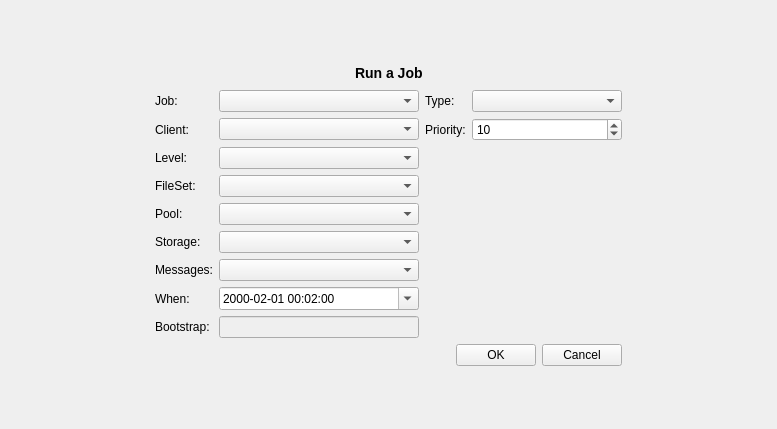
First picture: the form in bacula/src/qt-console/run/run.ui, repository rkorzeniewski/bacula, before the edit.
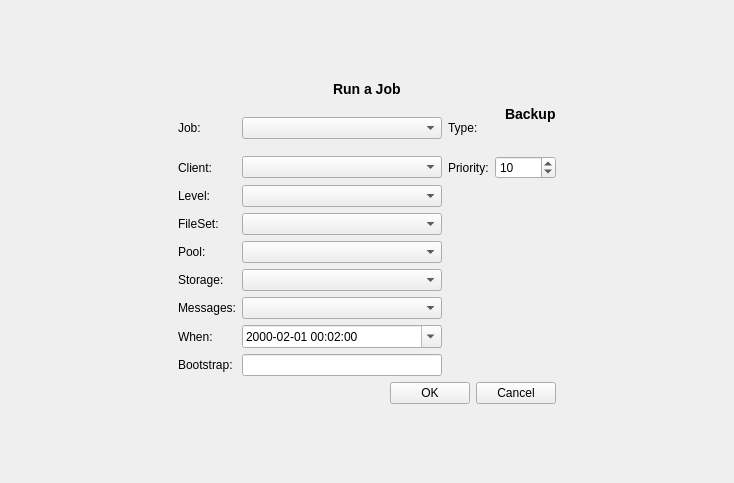
Second picture: the form after the edit.

Commit message: Default to never in overwrite in replace of runcmd. Fix of when and bootstrap entry boxes.  Still an issue with messages.

Diff of the .ui file:
```diff
--- a/bacula/src/qt-console/run/run.ui
+++ b/bacula/src/qt-console/run/run.ui
@@ -5,8 +5,8 @@
    <rect>
     <x>0</x>
     <y>0</y>
-    <width>777</width>
-    <height>429</height>
+    <width>734</width>
+    <height>483</height>
    </rect>
   </property>
   <property name="windowTitle" >
@@ -19,51 +19,6 @@
    <property name="spacing" >
     <number>6</number>
    </property>
-   <item row="1" column="2" >
-    <spacer>
-     <property name="orientation" >
-      <enum>Qt::Horizontal</enum>
-     </property>
-     <property name="sizeHint" >
-      <size>
-       <width>40</width>
-       <height>20</height>
-      </size>
-     </property>
-    </spacer>
-   </item>
-   <item row="0" column="1" >
-    <spacer>
-     <property name="orientation" >
-      <enum>Qt::Vertical</enum>
-     </property>
-     <property name="sizeType" >
-      <enum>QSizePolicy::Expanding</enum>
-     </property>
-     <property name="sizeHint" >
-      <size>
-       <width>351</width>
-       <height>16</height>
-      </size>
-     </property>
-    </spacer>
-   </item>
-   <item row="2" column="1" >
-    <spacer>
-     <property name="orientation" >
-      <enum>Qt::Vertical</enum>
-     </property>
-     <property name="sizeType" >
-      <enum>QSizePolicy::Expanding</enum>
-     </property>
-     <property name="sizeHint" >
-      <size>
-       <width>351</width>
-       <height>16</height>
-      </size>
-     </property>
-    </spacer>
-   </item>
    <item row="1" column="1" >
     <layout class="QGridLayout" >
      <property name="margin" >
@@ -72,7 +27,152 @@
      <property name="spacing" >
       <number>6</number>
      </property>
-     <item row="0" column="0" >
+     <item row="3" column="0" >
+      <widget class="QLabel" name="label_11" >
+       <property name="text" >
+        <string>Level:</string>
+       </property>
+       <property name="buddy" >
+        <cstring>levelCombo</cstring>
+       </property>
+      </widget>
+     </item>
+     <item row="5" column="1" >
+      <widget class="QComboBox" name="poolCombo" />
+     </item>
+     <item row="9" column="0" >
+      <widget class="QLabel" name="label_5" >
+       <property name="text" >
+        <string>Bootstrap:</string>
+       </property>
+       <property name="openExternalLinks" >
+        <bool>true</bool>
+       </property>
+       <property name="buddy" >
+        <cstring>bootstrap</cstring>
+       </property>
+      </widget>
+     </item>
+     <item row="4" column="1" >
+      <widget class="QComboBox" name="filesetCombo" />
+     </item>
+     <item row="9" column="1" >
+      <widget class="QLineEdit" name="bootstrap" >
+       <property name="enabled" >
+        <bool>true</bool>
+       </property>
+       <property name="minimumSize" >
+        <size>
+         <width>200</width>
+         <height>0</height>
+        </size>
+       </property>
+       <property name="readOnly" >
+        <bool>false</bool>
+       </property>
+      </widget>
+     </item>
+     <item row="6" column="1" >
+      <widget class="QComboBox" name="storageCombo" />
+     </item>
+     <item row="8" column="1" >
+      <widget class="QDateTimeEdit" name="dateTimeEdit" >
+       <property name="dateTime" >
+        <datetime>
+         <hour>0</hour>
+         <minute>2</minute>
+         <second>0</second>
+         <year>2000</year>
+         <month>1</month>
+         <day>1</day>
+        </datetime>
+       </property>
+       <property name="displayFormat" >
+        <string>yyyy-mm-dd hh:mm:ss</string>
+       </property>
+       <property name="calendarPopup" >
+        <bool>true</bool>
+       </property>
+      </widget>
+     </item>
+     <item row="1" column="0" >
+      <widget class="QLabel" name="label_6" >
+       <property name="text" >
+        <string>Job:</string>
+       </property>
+       <property name="buddy" >
+        <cstring>jobCombo</cstring>
+       </property>
+      </widget>
+     </item>
+     <item rowspan="6" row="3" column="3" >
+      <spacer>
+       <property name="orientation" >
+        <enum>Qt::Vertical</enum>
+       </property>
+       <property name="sizeHint" >
+        <size>
+         <width>56</width>
+         <height>151</height>
+        </size>
+       </property>
+      </spacer>
+     </item>
+     <item row="5" column="0" >
+      <widget class="QLabel" name="label_3" >
+       <property name="text" >
+        <string>Pool:</string>
+       </property>
+       <property name="buddy" >
+        <cstring>poolCombo</cstring>
+       </property>
+      </widget>
+     </item>
+     <item row="1" column="2" colspan="2" >
+      <layout class="QHBoxLayout" >
+       <property name="margin" >
+        <number>0</number>
+       </property>
+       <property name="spacing" >
+        <number>6</number>
+       </property>
+       <item>
+        <widget class="QLabel" name="label_7" >
+         <property name="text" >
+          <string>Type:</string>
+         </property>
+        </widget>
+       </item>
+       <item>
+        <widget class="QLabel" name="typeLabel" >
+         <property name="text" >
+          <string>&lt;h3>Backup&lt;h3/></string>
+         </property>
+        </widget>
+       </item>
+      </layout>
+     </item>
+     <item row="4" column="0" >
+      <widget class="QLabel" name="label_9" >
+       <property name="text" >
+        <string>FileSet:</string>
+       </property>
+       <property name="buddy" >
+        <cstring>filesetCombo</cstring>
+       </property>
+      </widget>
+     </item>
+     <item row="7" column="0" >
+      <widget class="QLabel" name="label_10" >
+       <property name="text" >
+        <string>Messages:</string>
+       </property>
+       <property name="buddy" >
+        <cstring>messagesCombo</cstring>
+       </property>
+      </widget>
+     </item>
+     <item row="0" column="0" colspan="4" >
       <layout class="QHBoxLayout" >
        <property name="margin" >
         <number>0</number>
@@ -121,231 +221,33 @@
        </item>
       </layout>
      </item>
-     <item row="1" column="0" >
-      <layout class="QGridLayout" >
-       <property name="margin" >
-        <number>0</number>
+     <item row="1" column="1" >
+      <widget class="QComboBox" name="jobCombo" />
+     </item>
+     <item row="2" column="2" >
+      <widget class="QLabel" name="label_4" >
+       <property name="text" >
+        <string>Priority:</string>
        </property>
-       <property name="spacing" >
-        <number>6</number>
+       <property name="buddy" >
+        <cstring>prioritySpin</cstring>
        </property>
-       <item row="0" column="2" >
-        <widget class="QLabel" name="label_7" >
-         <property name="text" >
-          <string>Type:</string>
-         </property>
-         <property name="buddy" >
-          <cstring>typeCombo</cstring>
-         </property>
-        </widget>
-       </item>
-       <item row="6" column="0" >
-        <widget class="QLabel" name="label_10" >
-         <property name="text" >
-          <string>Messages:</string>
-         </property>
-         <property name="buddy" >
-          <cstring>messagesCombo</cstring>
-         </property>
-        </widget>
-       </item>
-       <item rowspan="6" row="2" column="3" >
-        <spacer>
-         <property name="orientation" >
-          <enum>Qt::Vertical</enum>
-         </property>
-         <property name="sizeHint" >
-          <size>
-           <width>20</width>
-           <height>171</height>
-          </size>
-         </property>
-        </spacer>
-       </item>
-       <item row="5" column="1" >
-        <widget class="QComboBox" name="storageCombo" />
-       </item>
-       <item row="4" column="1" >
-        <widget class="QComboBox" name="poolCombo" />
-       </item>
-       <item row="7" column="0" >
-        <widget class="QLabel" name="label" >
-         <property name="text" >
-          <string>When:</string>
-         </property>
-         <property name="buddy" >
-          <cstring>dateTimeEdit</cstring>
-         </property>
-        </widget>
-       </item>
-       <item row="3" column="0" >
-        <widget class="QLabel" name="label_9" >
-         <property name="text" >
-          <string>FileSet:</string>
-         </property>
-         <property name="buddy" >
-          <cstring>filesetCombo</cstring>
-         </property>
-        </widget>
-       </item>
-       <item row="8" column="1" >
-        <widget class="QLineEdit" name="bootstrap" >
-         <property name="enabled" >
-          <bool>false</bool>
-         </property>
-         <property name="minimumSize" >
-          <size>
-           <width>200</width>
-           <height>0</height>
-          </size>
-         </property>
-         <property name="readOnly" >
-          <bool>false</bool>
-         </property>
-        </widget>
-       </item>
-       <item row="7" column="1" >
-        <widget class="QDateTimeEdit" name="dateTimeEdit" >
-         <property name="dateTime" >
-          <datetime>
-           <hour>0</hour>
-           <minute>2</minute>
-           <second>0</second>
-           <year>2000</year>
-           <month>1</month>
-           <day>1</day>
-          </datetime>
-         </property>
-         <property name="displayFormat" >
-          <string>yyyy-mm-dd hh:mm:ss</string>
-         </property>
-         <property name="calendarPopup" >
-          <bool>true</bool>
-         </property>
-        </widget>
-       </item>
-       <item row="1" column="3" >
-        <widget class="QSpinBox" name="prioritySpin" >
-         <property name="maximum" >
-          <number>10000</number>
-         </property>
-         <property name="minimum" >
-          <number>1</number>
-         </property>
-         <property name="value" >
-          <number>10</number>
-         </property>
-        </widget>
-       </item>
-       <item row="6" column="1" >
-        <widget class="QComboBox" name="messagesCombo" />
-       </item>
-       <item row="2" column="1" >
-        <widget class="QComboBox" name="levelCombo" />
-       </item>
-       <item row="3" column="1" >
-        <widget class="QComboBox" name="filesetCombo" />
-       </item>
-       <item row="4" column="0" >
-        <widget class="QLabel" name="label_3" >
-         <property name="text" >
-          <string>Pool:</string>
-         </property>
-         <property name="buddy" >
-          <cstring>poolCombo</cstring>
-         </property>
-        </widget>
-       </item>
-       <item row="8" column="0" >
-        <widget class="QLabel" name="label_5" >
-         <property name="text" >
-          <string>Bootstrap:</string>
-         </property>
-         <property name="openExternalLinks" >
-          <bool>true</bool>
-         </property>
-         <property name="buddy" >
-          <cstring>bootstrap</cstring>
-         </property>
-        </widget>
-       </item>
-       <item row="0" column="3" >
-        <widget class="QComboBox" name="typeCombo" >
-         <property name="sizePolicy" >
-          <sizepolicy>
-           <hsizetype>5</hsizetype>
-           <vsizetype>0</vsizetype>
-           <horstretch>0</horstretch>
-           <verstretch>0</verstretch>
-          </sizepolicy>
-         </property>
-         <property name="minimumSize" >
-          <size>
-           <width>150</width>
-           <height>0</height>
-          </size>
-         </property>
-        </widget>
-       </item>
-       <item row="1" column="0" >
-        <widget class="QLabel" name="label_8" >
-         <property name="text" >
-          <string>Client:</string>
-         </property>
-         <property name="buddy" >
-          <cstring>clientCombo</cstring>
-         </property>
-        </widget>
-       </item>
-       <item row="0" column="0" >
-        <widget class="QLabel" name="label_6" >
-         <property name="text" >
-          <string>Job:</string>
-         </property>
-         <property name="buddy" >
-          <cstring>jobCombo</cstring>
-         </property>
-        </widget>
-       </item>
-       <item row="5" column="0" >
-        <widget class="QLabel" name="label_2" >
-         <property name="text" >
-          <string>Storage:</string>
-         </property>
-         <property name="buddy" >
-          <cstring>storageCombo</cstring>
-         </property>
-        </widget>
-       </item>
-       <item row="2" column="0" >
-        <widget class="QLabel" name="label_11" >
-         <property name="text" >
-          <string>Level:</string>
-         </property>
-         <property name="buddy" >
-          <cstring>levelCombo</cstring>
-         </property>
-        </widget>
-       </item>
-       <item row="1" column="2" >
-        <widget class="QLabel" name="label_4" >
-         <property name="text" >
-          <string>Priority:</string>
-         </property>
-         <property name="buddy" >
-          <cstring>prioritySpin</cstring>
-         </property>
-        </widget>
-       </item>
-       <item row="1" column="1" >
-        <widget class="QComboBox" name="clientCombo" />
-       </item>
-       <item row="0" column="1" >
-        <widget class="QComboBox" name="jobCombo" />
-       </item>
-      </layout>
+      </widget>
+     </item>
+     <item row="3" column="1" >
+      <widget class="QComboBox" name="levelCombo" />
      </item>
      <item row="2" column="0" >
+      <widget class="QLabel" name="label_8" >
+       <property name="text" >
+        <string>Client:</string>
+       </property>
+       <property name="buddy" >
+        <cstring>clientCombo</cstring>
+       </property>
+      </widget>
+     </item>
+     <item row="10" column="0" colspan="4" >
       <layout class="QHBoxLayout" >
        <property name="margin" >
         <number>0</number>
@@ -382,8 +284,60 @@
        </item>
       </layout>
      </item>
+     <item row="2" column="3" >
+      <widget class="QSpinBox" name="prioritySpin" >
+       <property name="maximum" >
+        <number>10000</number>
+       </property>
+       <property name="minimum" >
+        <number>1</number>
+       </property>
+       <property name="value" >
+        <number>10</number>
+       </property>
+      </widget>
+     </item>
+     <item row="2" column="1" >
+      <widget class="QComboBox" name="clientCombo" />
+     </item>
+     <item row="6" column="0" >
+      <widget class="QLabel" name="label_2" >
+       <property name="text" >
+        <string>Storage:</string>
+       </property>
+       <property name="buddy" >
+        <cstring>storageCombo</cstring>
+       </property>
+      </widget>
+     </item>
+     <item row="7" column="1" >
+      <widget class="QComboBox" name="messagesCombo" />
+     </item>
+     <item row="8" column="0" >
+      <widget class="QLabel" name="label" >
+       <property name="text" >
+        <string>When:</string>
+       </property>
+       <property name="buddy" >
+        <cstring>dateTimeEdit</cstring>
+       </property>
+      </widget>
+     </item>
     </layout>
    </item>
+   <item row="1" column="2" >
+    <spacer>
+     <property name="orientation" >
+      <enum>Qt::Horizontal</enum>
+     </property>
+     <property name="sizeHint" >
+      <size>
+       <width>40</width>
+       <height>20</height>
+      </size>
+     </property>
+    </spacer>
+   </item>
    <item row="1" column="0" >
     <spacer>
      <property name="orientation" >
@@ -397,6 +351,38 @@
      </property>
     </spacer>
    </item>
+   <item row="2" column="1" >
+    <spacer>
+     <property name="orientation" >
+      <enum>Qt::Vertical</enum>
+     </property>
+     <property name="sizeType" >
+      <enum>QSizePolicy::Expanding</enum>
+     </property>
+     <property name="sizeHint" >
+      <size>
+       <width>351</width>
+       <height>16</height>
+      </size>
+     </property>
+    </spacer>
+   </item>
+   <item row="0" column="1" >
+    <spacer>
+     <property name="orientation" >
+      <enum>Qt::Vertical</enum>
+     </property>
+     <property name="sizeType" >
+      <enum>QSizePolicy::Expanding</enum>
+     </property>
+     <property name="sizeHint" >
+      <size>
+       <width>351</width>
+       <height>16</height>
+      </size>
+     </property>
+    </spacer>
+   </item>
   </layout>
  </widget>
  <resources/>
```
The commit also changes 5 other files.
